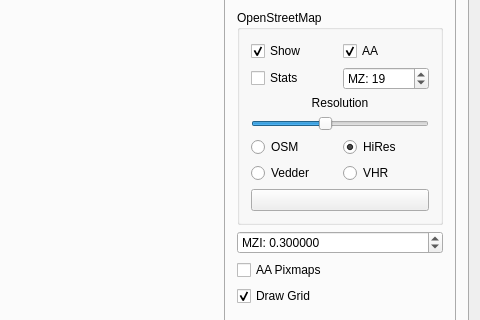
First picture: the form in Linux/RC_Car_Tool/mainwindow.ui, repository vedderb/rise_sdvp, before the edit; both pictures show x 564 to 1044 and y 180 to 500 of the 1044 by 733 pixel window.
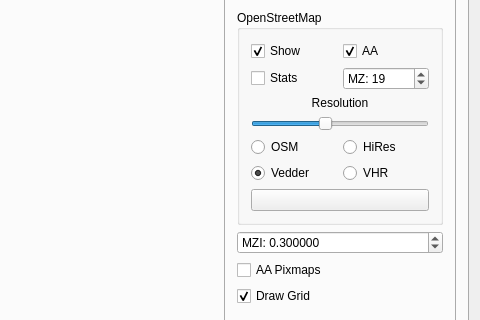
Second picture: the form after the edit. The open tabs and pages were chosen to show the change. Icons and pictures are not drawn. Custom widgets are drawn as their Qt base class.

What changed in the file:
```diff
--- a/Linux/RC_Car_Tool/mainwindow.ui
+++ b/Linux/RC_Car_Tool/mainwindow.ui
@@ -1434,6 +1434,9 @@
                    <property name="text">
                     <string>Vedder</string>
                    </property>
+                   <property name="checked">
+                    <bool>true</bool>
+                   </property>
                   </widget>
                  </item>
                  <item row="4" column="1">
@@ -1442,7 +1445,7 @@
                     <string>HiRes</string>
                    </property>
                    <property name="checked">
-                    <bool>true</bool>
+                    <bool>false</bool>
                    </property>
                   </widget>
                  </item>
```
